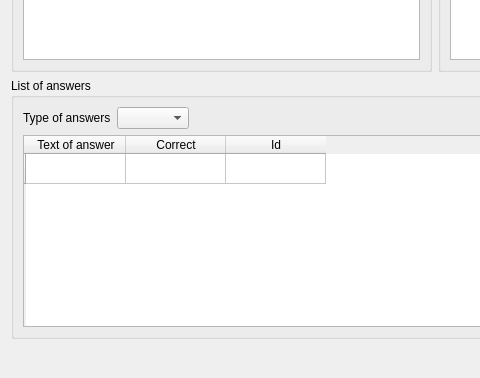
Above: question_mod_dialog.ui from Testorator/Testik before the change; both pictures show x 0 to 480 and y 290 to 668 of the 749 by 668 pixel window. Below: the same form after it.
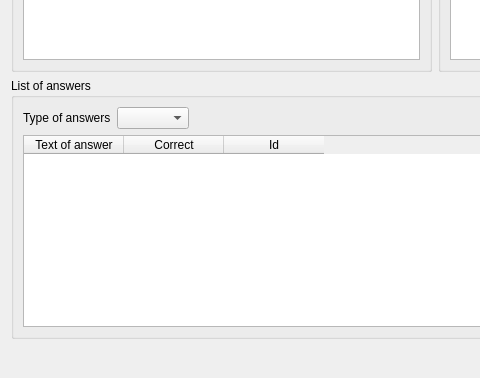
That is the form after the change.

What changed in the file:
```diff
--- a/question_mod_dialog.ui
+++ b/question_mod_dialog.ui
@@ -119,11 +119,6 @@
             <property name="sortingEnabled">
              <bool>true</bool>
             </property>
-            <row>
-             <property name="text">
-              <string/>
-             </property>
-            </row>
             <column>
              <property name="text">
               <string>Text of answer</string>
```
